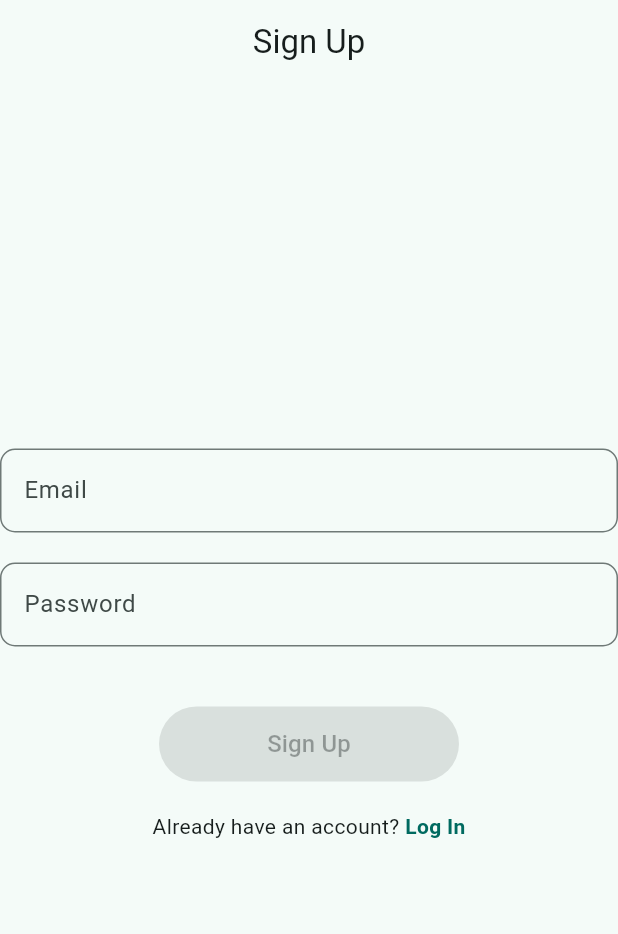
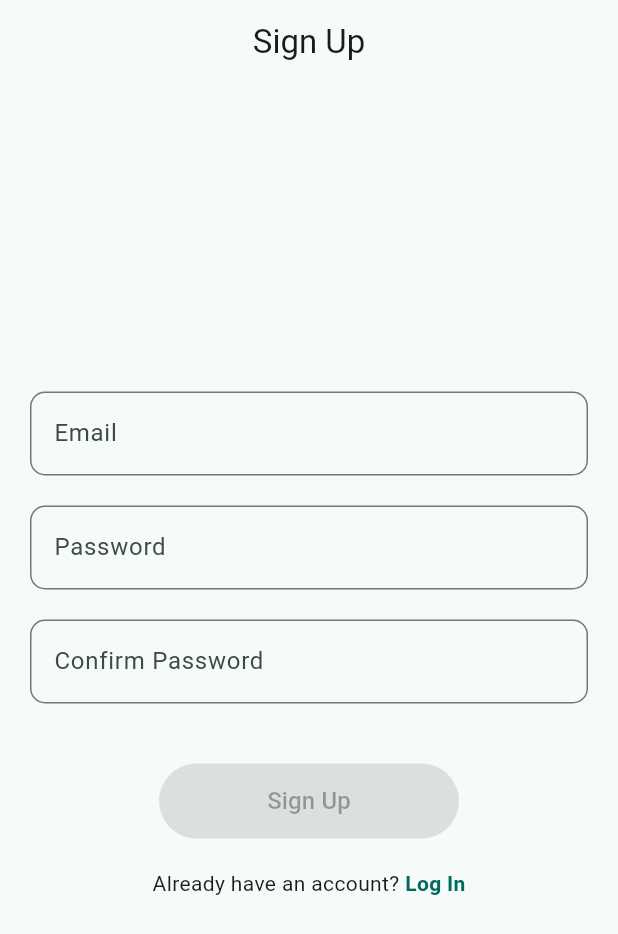
Before and after one commit to hadiyaaamir/flutter_login, a Flutter app: the screen it shows after launch, after a tap on an icon or button, on a phone screen of 412 x 824 dp. Shown: the top 934 px of the screen. Run offline on Flutter 3.47's test engine with Material 2 defaults, Android fonts, the phone set to English and light mode, and no system bars; our stand-ins replace bloc, cloud_firestore, equatable, firebase_auth, firebase_core, flutter_bloc and 1 more; accounts and stored records are empty.

Commit message:
signup firebase auth

```diff
--- a/lib/login/view/login_form.dart
+++ b/lib/login/view/login_form.dart
@@ -44,8 +44,8 @@ class _EmailInput extends StatelessWidget {
           key: const Key('loginForm_emailInput_textField'),
           label: 'Email',
           errorText: state.email.displayError != null ? 'invalid email' : null,
-          onChanged: (username) =>
-              context.read<LoginBloc>().add(LoginEmailChanged(username)),
+          onChanged: (email) =>
+              context.read<LoginBloc>().add(LoginEmailChanged(email)),
         );
       },
     );
--- a/lib/login/view/login_page.dart
+++ b/lib/login/view/login_page.dart
@@ -10,10 +10,7 @@ class LoginPage extends StatelessWidget {
   @override
   Widget build(BuildContext context) {
     return Scaffold(
-      appBar: AppBar(
-        title: const Text('Login'),
-        centerTitle: true,
-      ),
+      appBar: AppBar(title: const Text('Login'), centerTitle: true),
       body: Padding(
         padding: const EdgeInsets.all(20.0),
         child: BlocProvider(
--- a/lib/signup/bloc/signup_bloc.dart
+++ b/lib/signup/bloc/signup_bloc.dart
@@ -1,3 +1,4 @@
+import 'package:authentication_repository/authentication_repository.dart';
 import 'package:bloc/bloc.dart';
 import 'package:equatable/equatable.dart';
 
@@ -8,9 +9,93 @@ part 'signup_event.dart';
 part 'signup_state.dart';
 
 class SignupBloc extends Bloc<SignupEvent, SignupState> {
-  SignupBloc() : super(SignupState()) {
-    on<SignupEvent>((event, emit) {
-      // TODO: implement event handler
-    });
+  SignupBloc({
+    required AuthenticationRepository authenticationRepository,
+  })  : _authenticationRepository = authenticationRepository,
+        super(const SignupState()) {
+    on<SignupEmailChanged>(_onEmailChanged);
+    on<SignupPasswordChanged>(_onPasswordChanged);
+    on<SignupConfirmedPasswordChanged>(_onConfirmedPasswordChanged);
+    on<SignupSubmitted>(_onSubmitted);
+  }
+
+  final AuthenticationRepository _authenticationRepository;
+
+  void _onEmailChanged(
+    SignupEmailChanged event,
+    Emitter<SignupState> emit,
+  ) {
+    final email = Email.dirty(event.email);
+    emit(
+      state.copyWith(
+        email: email,
+        isValid: Formz.validate([
+          email,
+          state.password,
+          state.confirmedPassword,
+        ]),
+      ),
+    );
+  }
+
+  void _onPasswordChanged(
+    SignupPasswordChanged event,
+    Emitter<SignupState> emit,
+  ) {
+    final password = Password.dirty(event.password);
+    final confirmedPassword = ConfirmedPassword.dirty(
+      password: password.value,
+      value: state.confirmedPassword.value,
+    );
+    emit(
+      state.copyWith(
+        password: password,
+        confirmedPassword: confirmedPassword,
+        isValid: Formz.validate([
+          state.email,
+          password,
+          confirmedPassword,
+        ]),
+      ),
+    );
+  }
+
+  void _onConfirmedPasswordChanged(
+    SignupConfirmedPasswordChanged event,
+    Emitter<SignupState> emit,
+  ) {
+    final confirmedPassword = ConfirmedPassword.dirty(
+      password: state.password.value,
+      value: event.confirmedPassword,
+    );
+    emit(
+      state.copyWith(
+        confirmedPassword: confirmedPassword,
+        isValid: Formz.validate([
+          state.email,
+          state.password,
+          confirmedPassword,
+        ]),
+      ),
+    );
+  }
+
+  Future<void> _onSubmitted(
+    SignupSubmitted event,
+    Emitter<SignupState> emit,
+  ) async {
+    if (state.isValid) {
+      emit(state.copyWith(status: FormzSubmissionStatus.inProgress));
+
+      try {
+        await _authenticationRepository.signUp(
+          email: state.email.value,
+          password: state.password.value,
+        );
+        emit(state.copyWith(status: FormzSubmissionStatus.success));
+      } catch (_) {
+        emit(state.copyWith(status: FormzSubmissionStatus.failure));
+      }
+    }
   }
 }
--- a/lib/signup/bloc/signup_event.dart
+++ b/lib/signup/bloc/signup_event.dart
@@ -23,8 +23,8 @@ final class SignupPasswordChanged extends SignupEvent {
   List<Object> get props => [password];
 }
 
-final class ConfirmedPasswordChanged extends SignupEvent {
-  const ConfirmedPasswordChanged(this.confirmedPassword);
+final class SignupConfirmedPasswordChanged extends SignupEvent {
+  const SignupConfirmedPasswordChanged(this.confirmedPassword);
   final String confirmedPassword;
 
   @override
--- /dev/null
+++ b/lib/signup/view/signup_form.dart
@@ -0,0 +1,138 @@
+part of 'view.dart';
+
+class SignupForm extends StatelessWidget {
+  const SignupForm({super.key});
+
+  @override
+  Widget build(BuildContext context) {
+    return BlocListener<SignupBloc, SignupState>(
+      listener: (context, state) {
+        if (state.status.isFailure) {
+          ScaffoldMessenger.of(context)
+            ..hideCurrentSnackBar()
+            ..showSnackBar(
+              const SnackBar(content: Text('Sign Up Failure')),
+            );
+        }
+      },
+      child: const Center(
+        child: SingleChildScrollView(
+          child: Column(
+            children: [
+              _EmailInput(),
+              SizedBox(height: 20),
+              _PasswordInput(),
+              SizedBox(height: 20),
+              _ConfirmPasswordInput(),
+              SizedBox(height: 40),
+              _LoginButton(),
+              SizedBox(height: 20),
+              _LoginLink(),
+              SizedBox(height: 20),
+            ],
+          ),
+        ),
+      ),
+    );
+  }
+}
+
+class _EmailInput extends StatelessWidget {
+  const _EmailInput();
+
+  @override
+  Widget build(BuildContext context) {
+    return BlocBuilder<SignupBloc, SignupState>(
+      buildWhen: (previous, current) => previous.email != current.email,
+      builder: (context, state) {
+        return CustomTextField(
+          key: const Key('loginForm_emailInput_textField'),
+          label: 'Email',
+          errorText: state.email.displayError != null ? 'invalid email' : null,
+          onChanged: (email) =>
+              context.read<SignupBloc>().add(SignupEmailChanged(email)),
+        );
+      },
+    );
+  }
+}
+
+class _PasswordInput extends StatelessWidget {
+  const _PasswordInput();
+
+  @override
+  Widget build(BuildContext context) {
+    return BlocBuilder<SignupBloc, SignupState>(
+      builder: (context, state) {
+        return CustomTextField(
+          obsecureText: true,
+          key: const Key('loginForm_passwordInput_textField'),
+          label: 'Password',
+          errorText:
+              state.password.displayError != null ? 'invalid password' : null,
+          onChanged: (password) =>
+              context.read<SignupBloc>().add(SignupPasswordChanged(password)),
+        );
+      },
+    );
+  }
+}
+
+class _ConfirmPasswordInput extends StatelessWidget {
+  const _ConfirmPasswordInput();
+
+  @override
+  Widget build(BuildContext context) {
+    return BlocBuilder<SignupBloc, SignupState>(
+      builder: (context, state) {
+        return CustomTextField(
+          obsecureText: true,
+          key: const Key('loginForm_passwordInput_textField'),
+          label: 'Confirm Password',
+          errorText: state.password.displayError != null
+              ? 'passwords do not match'
+              : null,
+          onChanged: (confirmPassword) => context
+              .read<SignupBloc>()
+              .add(SignupConfirmedPasswordChanged(confirmPassword)),
+        );
+      },
+    );
+  }
+}
+
+class _LoginButton extends StatelessWidget {
+  const _LoginButton();
+
+  @override
+  Widget build(BuildContext context) {
+    return BlocBuilder<SignupBloc, SignupState>(
+      builder: (context, state) {
+        return state.status.isInProgress
+            ? const CircularProgressIndicator()
+            : Button(
+                key: const Key('loginForm_button'),
+                onPressed: state.isValid
+                    ? () {
+                        context.read<SignupBloc>().add(const SignupSubmitted());
+                      }
+                    : null,
+                label: 'Sign Up',
+              );
+      },
+    );
+  }
+}
+
+class _LoginLink extends StatelessWidget {
+  const _LoginLink();
+
+  @override
+  Widget build(BuildContext context) {
+    return LinkText(
+      text: 'Already have an account? ',
+      boldText: 'Log In',
+      onTap: () => Navigator.pushReplacement(context, LoginPage.route()),
+    );
+  }
+}
--- a/lib/signup/view/signup_page.dart
+++ b/lib/signup/view/signup_page.dart
@@ -11,71 +11,18 @@ class SignupPage extends StatelessWidget {
   Widget build(BuildContext context) {
     return Scaffold(
       appBar: AppBar(title: const Text('Sign Up'), centerTitle: true),
-      body: const Column(
-        mainAxisAlignment: MainAxisAlignment.center,
-        children: [
-          _EmailInput(),
-          SizedBox(height: 20),
-          _PasswordInput(),
-          SizedBox(height: 40),
-          _LoginButton(),
-          SizedBox(height: 20),
-          _LoginLink(),
-          SizedBox(height: 20),
-        ],
+      body: Padding(
+        padding: const EdgeInsets.all(20.0),
+        child: BlocProvider(
+          create: (context) {
+            return SignupBloc(
+              authenticationRepository:
+                  RepositoryProvider.of<AuthenticationRepository>(context),
+            );
+          },
+          child: const SignupForm(),
+        ),
       ),
     );
   }
 }
-
-class _EmailInput extends StatelessWidget {
-  const _EmailInput();
-
-  @override
-  Widget build(BuildContext context) {
-    return CustomTextField(
-        key: const Key('loginForm_emailInput_textField'),
-        label: 'Email',
-        errorText: null,
-        onChanged: (email) => {});
-  }
-}
-
-class _PasswordInput extends StatelessWidget {
-  const _PasswordInput();
-
-  @override
-  Widget build(BuildContext context) {
-    return CustomTextField(
-        key: const Key('loginForm_passwordInput_textField'),
-        label: 'Password',
-        errorText: null,
-        onChanged: (password) => {});
-  }
-}
-
-class _LoginButton extends StatelessWidget {
-  const _LoginButton();
-
-  @override
-  Widget build(BuildContext context) {
-    return const Button(
-      key: Key('loginForm_button'),
-      onPressed: null,
-      label: 'Sign Up',
-    );
-  }
-}
-
-class _LoginLink extends StatelessWidget {
-  const _LoginLink();
-
-  @override
-  Widget build(BuildContext context) {
-    return LinkText(
-      text: 'Already have an account? ',
-      boldText: 'Log In',
-      onTap: () => Navigator.pushReplacement(context, LoginPage.route()),
-    );
-  }
-}
--- a/packages/authentication_repository/lib/src/authentication_firebase.dart
+++ b/packages/authentication_repository/lib/src/authentication_firebase.dart
@@ -20,6 +20,7 @@ class AuthenticationRepositoryFirebase extends AuthenticationRepository {
       );
     } on firebase_auth.FirebaseAuthException catch (e) {
       // throw SignUpWithEmailAndPasswordFailure.fromCode(e.code);
+      print(e);
     } catch (_) {
       // throw const SignUpWithEmailAndPasswordFailure();
     }
--- a/packages/authentication_repository/lib/src/authentication_hardcoded.dart
+++ b/packages/authentication_repository/lib/src/authentication_hardcoded.dart
@@ -24,4 +24,10 @@ class AuthenticationRepositoryHardcoded implements AuthenticationRepository {
   }
 
   void dispose() => _controller.close();
+
+  @override
+  Future<void> signUp({required String email, required String password}) {
+    // TODO: implement signUp
+    throw UnimplementedError();
+  }
 }
--- a/packages/authentication_repository/lib/src/authentication_repository.dart
+++ b/packages/authentication_repository/lib/src/authentication_repository.dart
@@ -10,6 +10,7 @@ abstract class AuthenticationRepository {
   Stream<AuthenticationStatus> get status;
 
   Future<void> logIn({required String email, required String password});
+  Future<void> signUp({required String email, required String password});
 
   void logOut();
   void dispose();
```
Also changed, not shown: lib/signup/view/view.dart (+6 -1 lines).
